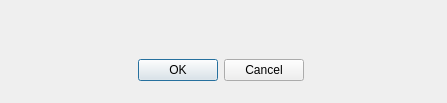
Old version of the form app_windows/templates/empty_dialog.ui in the repository bloodofspring/yandex_drive_desktop.
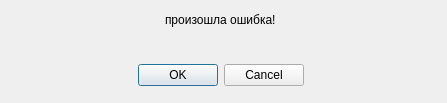
New version of the form.

Commit message: feat: Изменен шаблон empty_dialog.ui

```diff
--- a/app_windows/templates/empty_dialog.ui
+++ b/app_windows/templates/empty_dialog.ui
@@ -19,19 +19,45 @@
      <x>10</x>
      <y>10</y>
      <width>421</width>
-     <height>71</height>
+     <height>76</height>
     </rect>
    </property>
    <layout class="QVBoxLayout" name="verticalLayout">
     <item>
      <layout class="QHBoxLayout" name="horizontalLayout_2">
+      <item>
+       <spacer name="horizontalSpacer_4">
+        <property name="orientation">
+         <enum>Qt::Horizontal</enum>
+        </property>
+        <property name="sizeHint" stdset="0">
+         <size>
+          <width>40</width>
+          <height>20</height>
+         </size>
+        </property>
+       </spacer>
+      </item>
       <item>
        <widget class="QLabel" name="info">
         <property name="text">
-         <string/>
+         <string>произошла ошибка!</string>
         </property>
        </widget>
       </item>
+      <item>
+       <spacer name="horizontalSpacer_3">
+        <property name="orientation">
+         <enum>Qt::Horizontal</enum>
+        </property>
+        <property name="sizeHint" stdset="0">
+         <size>
+          <width>40</width>
+          <height>20</height>
+         </size>
+        </property>
+       </spacer>
+      </item>
      </layout>
     </item>
     <item>
```
